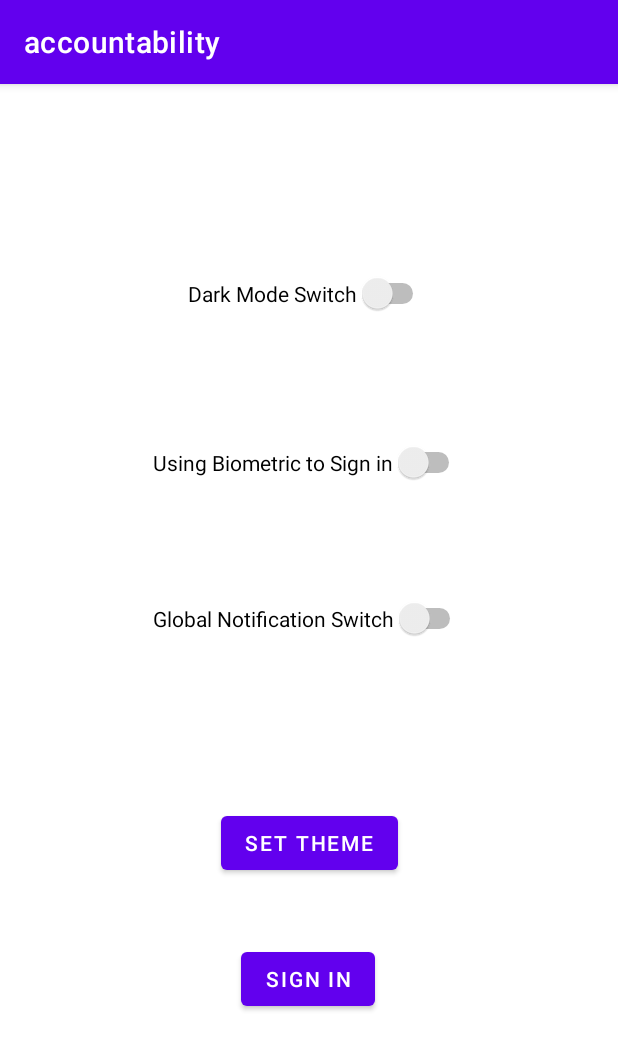
After one commit to CPEN321-Group/accountability-core, an Android app: the AppSettingsActivity screen opened directly, with no data from a screen before it, on a phone screen of 412 x 824 dp. The commit adds this screen. Shown: the top 1050 px of the screen. Run offline under Robolectric (Android 15) with nearby library versions, the phone set to English and light mode, and no system bars.

Commit message:
frontend/UI: biometric authentication and dark/light mode switch added to system
TODO: add settings to SharedPreferences

```diff
--- a/android/app/src/main/AndroidManifest.xml
+++ b/android/app/src/main/AndroidManifest.xml
@@ -22,6 +22,9 @@
                 <category android:name="android.intent.category.LAUNCHER" />
             </intent-filter>
         </activity>
+        <activity
+            android:name=".AppSettingsActivity"
+            android:exported="false" />
     </application>
 
 </manifest>
--- /dev/null
+++ b/android/app/src/main/java/com/cpen321group/accountability/AppSettingsActivity.java
@@ -0,0 +1,142 @@
+package com.cpen321group.accountability;
+
+import static com.cpen321group.accountability.MainActivity.is_darkMode;
+
+import androidx.annotation.NonNull;
+import androidx.appcompat.app.AppCompatActivity;
+import androidx.appcompat.app.AppCompatDelegate;
+import androidx.core.content.ContextCompat;
+import androidx.biometric.BiometricPrompt;
+
+import android.content.Intent;
+import android.os.Bundle;
+import android.util.Log;
+import android.view.View;
+import android.widget.Button;
+import android.widget.CompoundButton;
+import android.widget.Switch;
+import android.widget.Toast;
+
+import java.util.concurrent.Executor;
+// TODO: store settings into the SharedPreferences
+public class AppSettingsActivity extends AppCompatActivity {
+
+    private Executor executor;
+    private BiometricPrompt biometricPrompt;
+    private BiometricPrompt.PromptInfo promptInfo;
+
+    @Override
+    protected void onCreate(Bundle savedInstanceState) {
+
+        super.onCreate(savedInstanceState);
+        setContentView(R.layout.activity_app_settings);
+
+        executor = ContextCompat.getMainExecutor(this);
+        biometricPrompt = new BiometricPrompt(AppSettingsActivity.this,
+                executor, new BiometricPrompt.AuthenticationCallback() {
+            @Override
+            public void onAuthenticationError(int errorCode,
+                                              @NonNull CharSequence errString) {
+                super.onAuthenticationError(errorCode, errString);
+                Toast.makeText(getApplicationContext(),
+                                "Authentication error: " + errString, Toast.LENGTH_SHORT)
+                        .show();
+            }
+
+            @Override
+            public void onAuthenticationSucceeded(
+                    @NonNull BiometricPrompt.AuthenticationResult result) {
+                super.onAuthenticationSucceeded(result);
+                Toast.makeText(getApplicationContext(),
+                        "Authentication succeeded!", Toast.LENGTH_SHORT).show();
+                MainActivity.is_biometricAllowed = true;
+            }
+
+            @Override
+            public void onAuthenticationFailed() {
+                super.onAuthenticationFailed();
+                Toast.makeText(getApplicationContext(), "Authentication failed",
+                                Toast.LENGTH_SHORT)
+                        .show();
+            }
+        });
+        promptInfo = new BiometricPrompt.PromptInfo.Builder()
+                .setTitle("Biometric login for my app")
+                .setSubtitle("Log in using your biometric credential")
+                .setNegativeButtonText("Use account password")
+                .build();
+
+
+
+        // Dark mode switch
+        Switch dark_mode = (Switch)findViewById(R.id.dark_mode);
+        if (is_darkMode) {
+            AppCompatDelegate.setDefaultNightMode(AppCompatDelegate.MODE_NIGHT_YES);
+            dark_mode.setChecked(true);
+        } else {
+            AppCompatDelegate.setDefaultNightMode(AppCompatDelegate.MODE_NIGHT_NO);
+            dark_mode.setChecked(false);
+        }
+        dark_mode.setOnCheckedChangeListener(new CompoundButton.OnCheckedChangeListener() {
+            @Override
+            public void onCheckedChanged(CompoundButton compoundButton, boolean b) {
+                if (dark_mode.isPressed()){
+                    if (b) {
+                        is_darkMode = true;
+                    } else {
+                        is_darkMode = false;
+                    }
+                }
+            }
+        });
+
+        // biometric login switch
+        Switch biometric_switch = (Switch)findViewById(R.id.biometric_switch);
+        if (MainActivity.is_biometricAllowed) {
+            biometric_switch.setChecked(true);
+        } else {
+            biometric_switch.setChecked(false);
+        }
+        biometric_switch.setOnCheckedChangeListener(new CompoundButton.OnCheckedChangeListener() {
+            @Override
+            public void onCheckedChanged(CompoundButton compoundButton, boolean b) {
+                if (biometric_switch.isPressed()){
+                    if (b) {
+                        biometricPrompt.authenticate(promptInfo);
+                    } else {
+                        MainActivity.is_biometricAllowed = false;
+                    }
+                }
+            }
+        });
+
+        // Global notification switch
+        Switch notification_switch = (Switch)findViewById(R.id.notificiation_switch);
+        if (MainActivity.is_notificationGlobalOn) {
+            notification_switch.setChecked(true);
+        } else {
+            notification_switch.setChecked(false);
+        }
+        notification_switch.setOnCheckedChangeListener(new CompoundButton.OnCheckedChangeListener() {
+            @Override
+            public void onCheckedChanged(CompoundButton compoundButton, boolean b) {
+                if (notification_switch.isPressed()){
+                    if (b) {
+                        MainActivity.is_notificationGlobalOn = true;
+                    } else {
+                        MainActivity.is_notificationGlobalOn = false;
+                    }
+                }
+            }
+        });
+
+        Button set_theme_button = findViewById(R.id.set_theme_button);
+        set_theme_button.setOnClickListener(new View.OnClickListener() {
+            @Override
+            public void onClick(View view) {
+                Intent MainIntent = new Intent(AppSettingsActivity.this, MainActivity.class);
+                startActivity(MainIntent);
+            }
+        });
+    }
+}
--- /dev/null
+++ b/android/app/src/main/res/layout/activity_app_settings.xml
@@ -0,0 +1,67 @@
+<?xml version="1.0" encoding="utf-8"?>
+<androidx.constraintlayout.widget.ConstraintLayout
+    xmlns:android="http://schemas.android.com/apk/res/android"
+    xmlns:tools="http://schemas.android.com/tools"
+    xmlns:app="http://schemas.android.com/apk/res-auto"
+    android:layout_width="match_parent"
+    android:layout_height="match_parent"
+    tools:context=".AppSettingsActivity">
+
+  <Switch
+      android:id="@+id/dark_mode"
+      android:layout_width="wrap_content"
+      android:layout_height="wrap_content"
+      android:text="Dark Mode Switch"
+      app:layout_constraintBottom_toBottomOf="parent"
+      app:layout_constraintEnd_toEndOf="parent"
+      app:layout_constraintHorizontal_bias="0.498"
+      app:layout_constraintStart_toStartOf="parent"
+      app:layout_constraintTop_toTopOf="parent"
+      app:layout_constraintVertical_bias="0.17" />
+
+  <Switch
+      android:id="@+id/notificiation_switch"
+      android:layout_width="wrap_content"
+      android:layout_height="wrap_content"
+      android:text="Global Notification Switch"
+      app:layout_constraintBottom_toBottomOf="parent"
+      app:layout_constraintEnd_toEndOf="parent"
+      app:layout_constraintHorizontal_bias="0.502"
+      app:layout_constraintStart_toStartOf="parent"
+      app:layout_constraintTop_toBottomOf="@+id/biometric_switch"
+      app:layout_constraintVertical_bias="0.162" />
+
+  <Switch
+      android:id="@+id/biometric_switch"
+      android:layout_width="wrap_content"
+      android:layout_height="wrap_content"
+      android:text="Using Biometric to Sign in"
+      app:layout_constraintBottom_toBottomOf="parent"
+      app:layout_constraintEnd_toEndOf="parent"
+      app:layout_constraintStart_toStartOf="parent"
+      app:layout_constraintTop_toBottomOf="@+id/dark_mode"
+      app:layout_constraintVertical_bias="0.145" />
+
+  <Button
+      android:id="@+id/biometric_login"
+      android:layout_width="wrap_content"
+      android:layout_height="wrap_content"
+      android:text="Sign In"
+      app:layout_constraintBottom_toBottomOf="parent"
+      app:layout_constraintEnd_toEndOf="parent"
+      app:layout_constraintHorizontal_bias="0.498"
+      app:layout_constraintStart_toStartOf="parent"
+      app:layout_constraintTop_toTopOf="parent"
+      app:layout_constraintVertical_bias="0.795" />
+
+  <Button
+      android:id="@+id/set_theme_button"
+      android:layout_width="wrap_content"
+      android:layout_height="wrap_content"
+      android:text="Set theme"
+      app:layout_constraintBottom_toTopOf="@+id/biometric_login"
+      app:layout_constraintEnd_toEndOf="parent"
+      app:layout_constraintStart_toStartOf="parent"
+      app:layout_constraintTop_toTopOf="parent"
+      app:layout_constraintVertical_bias="0.919" />
+</androidx.constraintlayout.widget.ConstraintLayout>
--- a/android/app/src/main/res/layout/activity_main.xml
+++ b/android/app/src/main/res/layout/activity_main.xml
@@ -6,13 +6,13 @@
     android:layout_height="match_parent"
     tools:context=".MainActivity">
 
-    <TextView
+    <Button
+        android:id="@+id/settings"
         android:layout_width="wrap_content"
         android:layout_height="wrap_content"
-        android:text="Hello World!"
+        android:text="settings"
         app:layout_constraintBottom_toBottomOf="parent"
         app:layout_constraintEnd_toEndOf="parent"
         app:layout_constraintStart_toStartOf="parent"
         app:layout_constraintTop_toTopOf="parent" />
-
 </androidx.constraintlayout.widget.ConstraintLayout>
--- /dev/null
+++ b/android/app/src/main/res/values-land/dimens.xml
@@ -0,0 +1,3 @@
+<resources>
+ <dimen name="activity_horizontal_margin">48dp</dimen>
+</resources>
--- /dev/null
+++ b/android/app/src/main/res/values-w1240dp/dimens.xml
@@ -0,0 +1,3 @@
+<resources>
+ <dimen name="activity_horizontal_margin">200dp</dimen>
+</resources>
--- /dev/null
+++ b/android/app/src/main/res/values-w600dp/dimens.xml
@@ -0,0 +1,3 @@
+<resources>
+ <dimen name="activity_horizontal_margin">48dp</dimen>
+</resources>
--- /dev/null
+++ b/android/app/src/main/res/values/dimens.xml
@@ -0,0 +1,5 @@
+<resources>
+    <!-- Default screen margins, per the Android Design guidelines. -->
+ <dimen name="activity_horizontal_margin">16dp</dimen>
+ <dimen name="activity_vertical_margin">16dp</dimen>
+</resources>
```
Also changed, not shown: android/app/build.gradle (+8 -1 lines), android/app/src/main/java/com/cpen321group/accountability/MainActivity.java (+23 -0 lines), android/app/src/main/res/values/strings.xml (+9 -0 lines).
